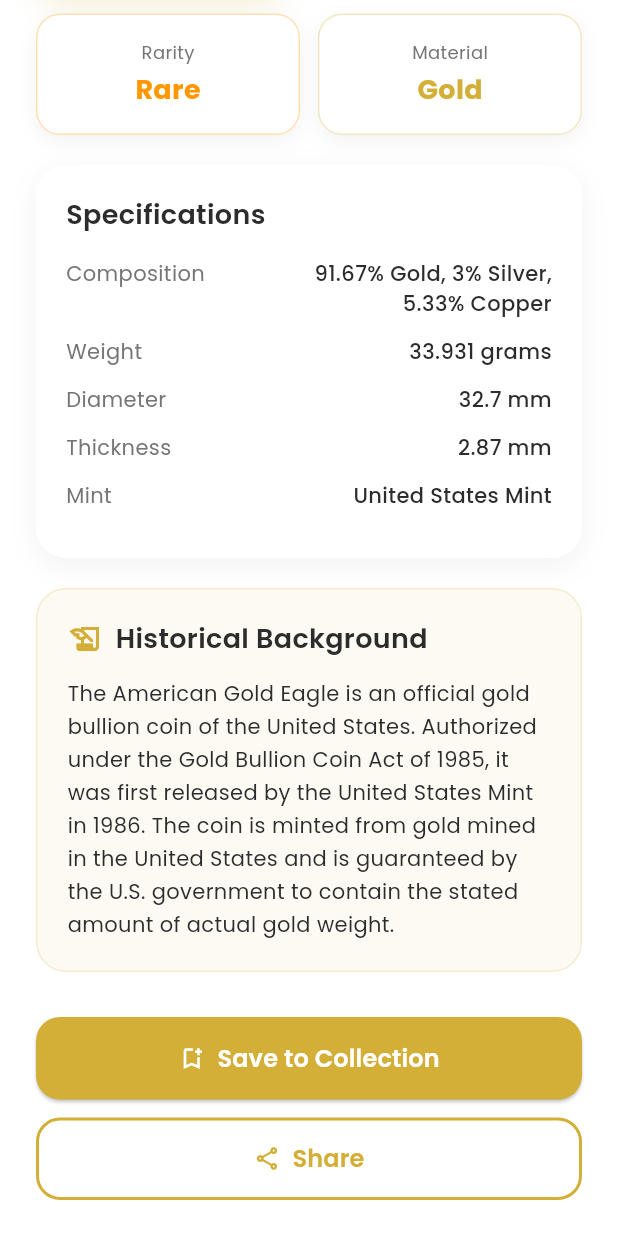
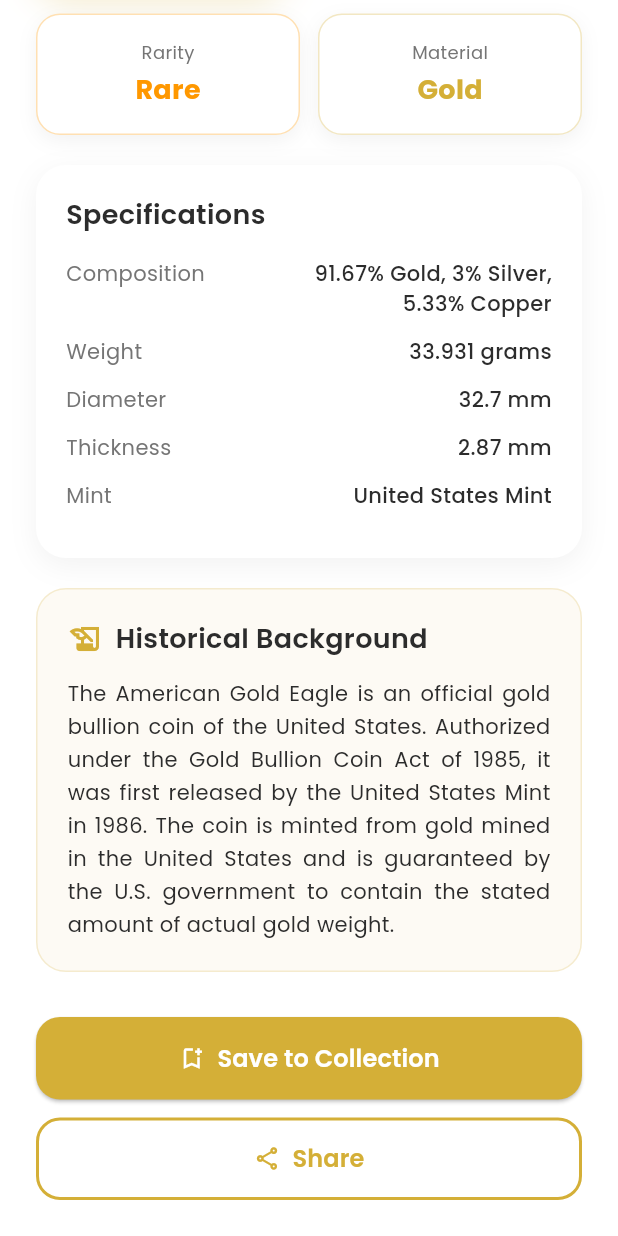
Before and after one commit to ShrutiBaviskar0808/Coin_Identifier, a Flutter app: the ResultScreen screen opened directly, scrolled down 562 dp, on a phone screen of 412 x 824 dp. Run offline on Flutter 3.47's test engine with Material 3 defaults, Android fonts, the phone set to English and light mode, and no system bars; our stand-ins replace camera, google_fonts, image_picker, permission_handler; network calls fail.

Commit message:
Make result screen dynamic with parameters and add text justify alignment

```diff
--- a/lib/screens/result_screen.dart
+++ b/lib/screens/result_screen.dart
@@ -5,7 +5,34 @@
 
 
 class ResultScreen extends StatefulWidget {
-  const ResultScreen({super.key});
+  final String coinName;
+  final String country;
+  final String year;
+  final String value;
+  final String rarity;
+  final String material;
+  final String composition;
+  final String weight;
+  final String diameter;
+  final String thickness;
+  final String mint;
+  final String description;
+
+  const ResultScreen({
+    super.key,
+    this.coinName = 'American Gold Eagle',
+    this.country = 'United States',
+    this.year = '2023',
+    this.value = '\$2,100',
+    this.rarity = 'Rare',
+    this.material = 'Gold',
+    this.composition = '91.67% Gold, 3% Silver, 5.33% Copper',
+    this.weight = '33.931 grams',
+    this.diameter = '32.7 mm',
+    this.thickness = '2.87 mm',
+    this.mint = 'United States Mint',
+    this.description = 'The American Gold Eagle is an official gold bullion coin of the United States. Authorized under the Gold Bullion Coin Act of 1985, it was first released by the United States Mint in 1986. The coin is minted from gold mined in the United States and is guaranteed by the U.S. government to contain the stated amount of actual gold weight.',
+  });
 
   @override
   State<ResultScreen> createState() => _ResultScreenState();
@@ -87,7 +114,7 @@
                 const SizedBox(height: 30),
                 Center(
                   child: Text(
-                    'American Gold Eagle',
+                    widget.coinName,
                     style: GoogleFonts.poppins(
                       fontSize: 26,
                       fontWeight: FontWeight.bold,
@@ -99,7 +126,7 @@
                 const SizedBox(height: 8),
                 Center(
                   child: Text(
-                    'United States',
+                    widget.country,
                     style: GoogleFonts.poppins(
                       fontSize: 16,
                       color: AppColors.textGray,
@@ -109,7 +136,7 @@
                 const SizedBox(height: 4),
                 Center(
                   child: Text(
-                    'Year: 2023',
+                    'Year: ${widget.year}',
                     style: GoogleFonts.poppins(
                       fontSize: 14,
                       color: AppColors.textGray,
@@ -159,7 +186,7 @@
           ),
           const SizedBox(height: 8),
           Text(
-            '\$2,100',
+            widget.value,
             style: GoogleFonts.poppins(
               fontSize: 36,
               fontWeight: FontWeight.bold,
@@ -175,11 +202,11 @@
     return Row(
       children: [
         Expanded(
-          child: _buildInfoBox('Rarity', 'Rare', Colors.orange),
+          child: _buildInfoBox('Rarity', widget.rarity, Colors.orange),
         ),
         const SizedBox(width: 12),
         Expanded(
-          child: _buildInfoBox('Material', 'Gold', AppColors.gold),
+          child: _buildInfoBox('Material', widget.material, AppColors.gold),
         ),
       ],
     );
@@ -249,11 +276,11 @@
             ),
           ),
           const SizedBox(height: 16),
-          _buildDetailRow('Composition', '91.67% Gold, 3% Silver, 5.33% Copper'),
-          _buildDetailRow('Weight', '33.931 grams'),
-          _buildDetailRow('Diameter', '32.7 mm'),
-          _buildDetailRow('Thickness', '2.87 mm'),
-          _buildDetailRow('Mint', 'United States Mint'),
+          _buildDetailRow('Composition', widget.composition),
+          _buildDetailRow('Weight', widget.weight),
+          _buildDetailRow('Diameter', widget.diameter),
+          _buildDetailRow('Thickness', widget.thickness),
+          _buildDetailRow('Mint', widget.mint),
         ],
       ),
     );
@@ -319,12 +346,13 @@
           ),
           const SizedBox(height: 12),
           Text(
-            'The American Gold Eagle is an official gold bullion coin of the United States. Authorized under the Gold Bullion Coin Act of 1985, it was first released by the United States Mint in 1986. The coin is minted from gold mined in the United States and is guaranteed by the U.S. government to contain the stated amount of actual gold weight.',
+            widget.description,
             style: GoogleFonts.poppins(
               fontSize: 14,
               color: AppColors.textDark,
               height: 1.6,
             ),
+            textAlign: TextAlign.justify,
           ),
         ],
       ),
```
